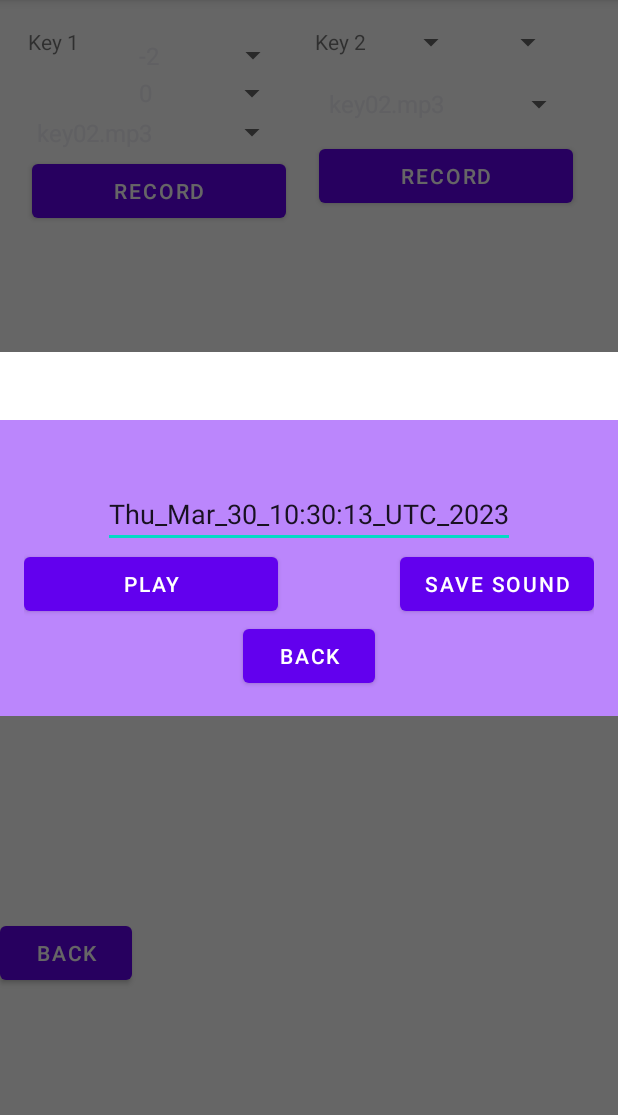
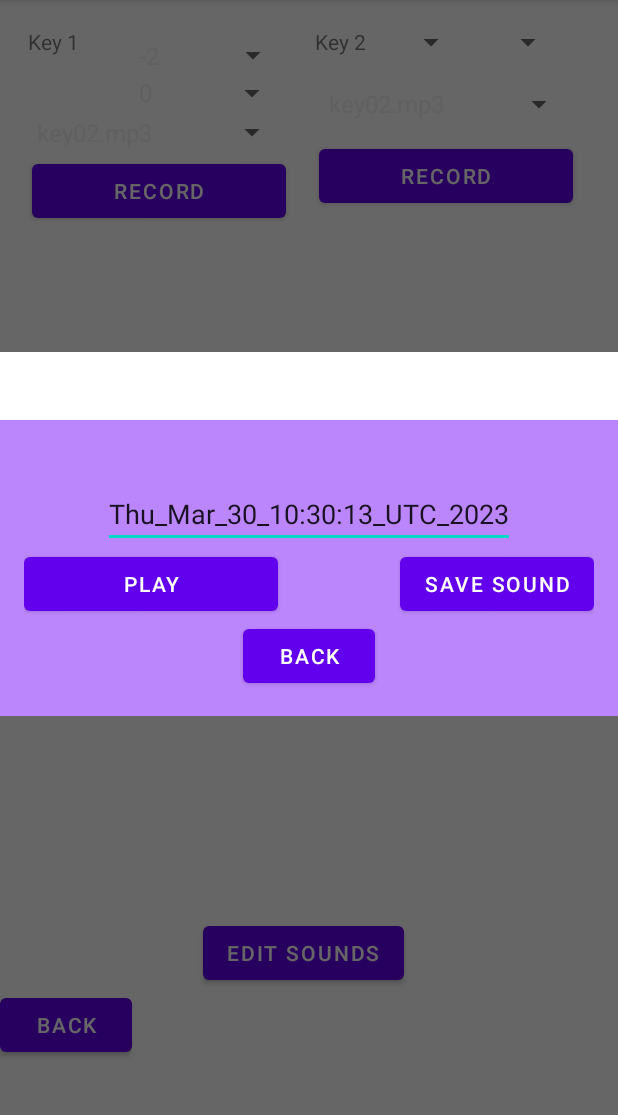
Before and after one commit to TheCatchyName/GyroSound, an Android app: the EditKeyFragment screen opened directly, with no data from a screen before it, after a tap on "STOP", on a phone screen of 412 x 824 dp, the part 84-1199 px from its top. Run offline under Robolectric (Android 15) with nearby library versions, the phone set to English and light mode, and no system bars; 1 other tap on this screen came first.

Commit message:
feat(delete): added fragment to delete existing sounds

```diff
--- a/app/src/main/java/sg/marcu/gyrosound/EditKeyFragment.kt
+++ b/app/src/main/java/sg/marcu/gyrosound/EditKeyFragment.kt
@@ -69,6 +69,12 @@ class EditKeyFragment() : Fragment(), View.OnClickListener {
                 val button = (row.getChildAt(j) as ViewGroup).getChildAt(4)
                 button.setOnClickListener(this)
             }
+        }
+
+        val editSoundButton = requireView().findViewById<Button>(R.id.edit_sound_button)
+        editSoundButton.setOnClickListener{
+            val soundManagerFragment: SoundManagerFragment = SoundManagerFragment.getInstance()
+            soundManagerFragment.show(childFragmentManager, "signature")
         }
     }
 
@@ -273,7 +279,7 @@ class EditKeyFragment() : Fragment(), View.OnClickListener {
                 recordButton.text = "Record"
                 isRecording = false
                 Log.d("sounds", "button tag ${view.tag}")
-                val recordFragment: RecordSound = RecordSound.getInstance(recordingFile, (view.tag).toString().toInt())
+                val recordFragment: RecordSoundFragment = RecordSoundFragment.getInstance(recordingFile, (view.tag).toString().toInt())
                 recordFragment.show(childFragmentManager, "signature")
                 //(activity as EditSound).updateViewModel()
             }
--- a/app/src/main/java/sg/marcu/gyrosound/MainActivityViewModel.kt
+++ b/app/src/main/java/sg/marcu/gyrosound/MainActivityViewModel.kt
@@ -36,6 +36,20 @@ class MainActivityViewModel(application: Application) : AndroidViewModel(applica
             liveSounds.postValue(sounds)
             DataRepository.getInstance().setLiveSounds(sounds)
             Log.d("sounds", "added file at ${file.absolutePath} soundId is ${newSoundId}")
+        }
+    }
+
+    fun updateSounds(pSounds: HashMap<Int, File>){
+        sounds = pSounds
+        liveSounds.postValue(sounds)
+        DataRepository.getInstance().setLiveSounds(sounds)
+
+        var i = 0
+        for (sound in soundSelections){
+            if (!sounds.containsKey(sound)){
+                setSelection(i, sounds.keys.first())
+            }
+            i ++
         }
     }
 
--- a/app/src/main/java/sg/marcu/gyrosound/RecordSound.kt
+++ b/app/src/main/java/sg/marcu/gyrosound/RecordSoundFragment.kt
@@ -1,23 +1,18 @@
 package sg.marcu.gyrosound
 
-import android.content.ContentValues
 import android.os.Bundle
 import android.os.Environment
-import android.util.Log
 import android.view.LayoutInflater
-import android.view.MotionEvent
 import android.view.View
 import android.view.ViewGroup
 import android.widget.Button
 import android.widget.EditText
 import android.widget.Toast
-import androidx.constraintlayout.widget.ConstraintSet.Motion
 import androidx.fragment.app.DialogFragment
 import androidx.fragment.app.activityViewModels
 import java.io.File
-import java.util.*
 
-class RecordSound(recordingFile: File?, buttonNum: Int) : DialogFragment() {
+class RecordSoundFragment(recordingFile: File?, buttonNum: Int) : DialogFragment() {
     private val viewModel: MainActivityViewModel by activityViewModels()
     private var recordingFile: File? = recordingFile
     private var buttonNum: Int = buttonNum
@@ -78,16 +73,16 @@ class RecordSound(recordingFile: File?, buttonNum: Int) : DialogFragment() {
     }
 
     companion object {
-        private var INSTANCE: RecordSound? = null
-        fun getInstance(recordingFile: File?, buttonNum: Int): RecordSound {
+        private var INSTANCE: RecordSoundFragment? = null
+        fun getInstance(recordingFile: File?, buttonNum: Int): RecordSoundFragment {
             if (INSTANCE == null) {
-                INSTANCE = RecordSound(recordingFile, buttonNum)
+                INSTANCE = RecordSoundFragment(recordingFile, buttonNum)
             }
             else{
                 INSTANCE!!.setRecordingFile(recordingFile)
                 INSTANCE!!.setButtonNum(buttonNum)
             }
-            return INSTANCE as RecordSound
+            return INSTANCE as RecordSoundFragment
         }
     }
 
--- a/app/src/main/res/layout/fragment_edit_key.xml
+++ b/app/src/main/res/layout/fragment_edit_key.xml
@@ -112,7 +112,7 @@
                     android:layout_height="19dp"
                     android:layout_marginTop="8dp"
                     android:contentDescription="change pitch"
-                    android:tag="0"
+                    android:tag="1"
                     app:layout_constraintEnd_toEndOf="parent"
                     app:layout_constraintHorizontal_bias="0.147"
                     app:layout_constraintStart_toEndOf="@+id/textView1"
@@ -125,7 +125,7 @@
                     android:layout_height="19dp"
                     android:layout_marginTop="8dp"
                     android:contentDescription="change pitch"
-                    android:tag="0"
+                    android:tag="1"
                     app:layout_constraintEnd_toEndOf="parent"
                     app:layout_constraintHorizontal_bias="0.411"
                     app:layout_constraintStart_toEndOf="@id/pitch_spinner1"
@@ -138,7 +138,7 @@
                     android:layout_height="48dp"
                     android:layout_marginTop="8dp"
                     android:contentDescription="Recorded Sounds"
-                    android:tag="0"
+                    android:tag="1"
                     app:layout_constraintEnd_toEndOf="parent"
                     app:layout_constraintHorizontal_bias="0.503"
                     app:layout_constraintStart_toStartOf="parent"
@@ -151,7 +151,7 @@
                     android:layout_height="48dp"
                     android:layout_marginLeft="10dp"
                     android:layout_marginRight="10dp"
-                    android:tag="0"
+                    android:tag="1"
                     android:text="Record"
                     app:layout_constraintEnd_toEndOf="parent"
                     app:layout_constraintHorizontal_bias="0.555"
@@ -161,19 +161,16 @@
             </androidx.constraintlayout.widget.ConstraintLayout>
 
         </TableRow>
+    </TableLayout>
 
-        <TableRow
-            android:layout_width="match_parent"
-            android:layout_height="match_parent" />
-
-        <TableRow
-            android:layout_width="match_parent"
-            android:layout_height="match_parent" />
-
-        <TableRow
-            android:layout_width="match_parent"
-            android:layout_height="37dp" />
-    </TableLayout>
+    <Button
+        android:id="@+id/edit_sound_button"
+        android:layout_width="wrap_content"
+        android:layout_height="wrap_content"
+        android:text="Edit Sounds"
+        app:layout_constraintEnd_toEndOf="parent"
+        app:layout_constraintStart_toStartOf="parent"
+        app:layout_constraintTop_toBottomOf="@+id/editTableLayout" />
 
     <FrameLayout
         android:id="@+id/record_fragment_container"
```
